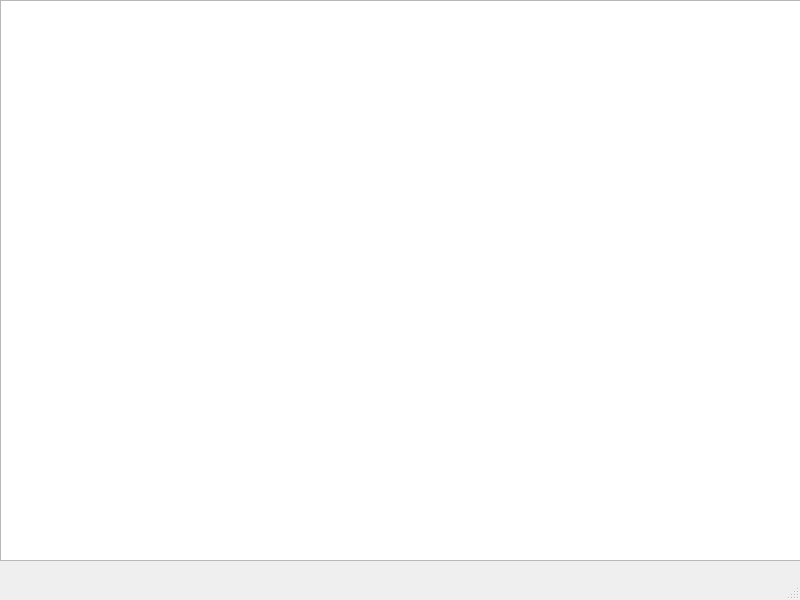
Before: the Qt Designer form baseMainWindow.ui in Thy-Vipe/NodeProcess, drawn with Qt 5.
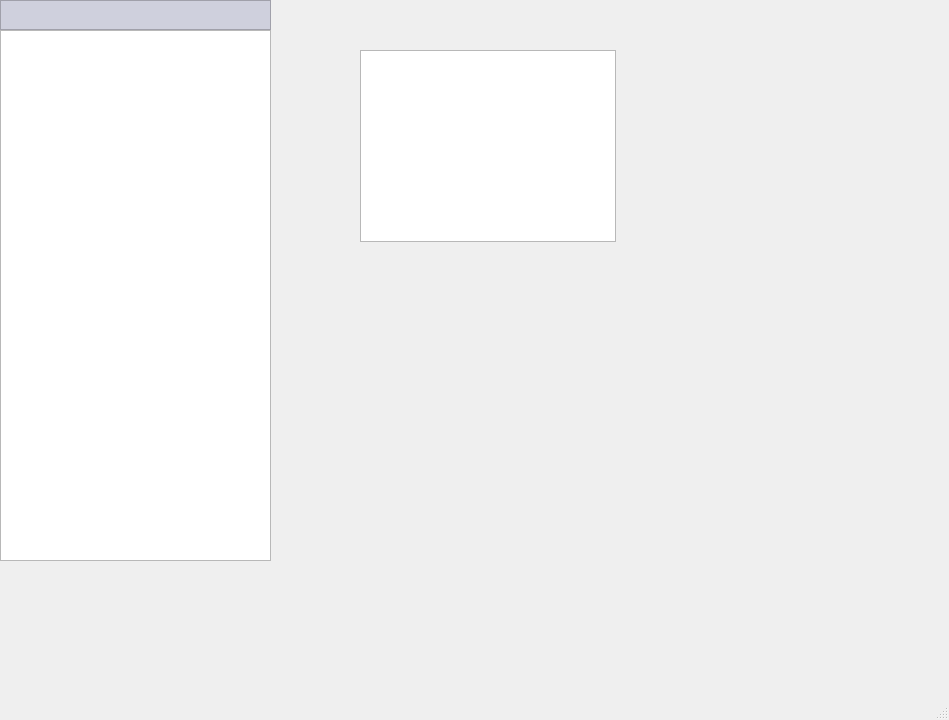
After: the same form once the commit is applied.

What changed in the file:
```diff
--- a/baseMainWindow.ui
+++ b/baseMainWindow.ui
@@ -6,28 +6,84 @@
    <rect>
     <x>0</x>
     <y>0</y>
-    <width>800</width>
-    <height>600</height>
+    <width>949</width>
+    <height>720</height>
    </rect>
   </property>
   <property name="windowTitle">
    <string>MainWindow</string>
   </property>
   <widget class="QWidget" name="centralwidget">
-   <widget class="QGraphicsView" name="nodeGraph">
+   <widget class="QWidget" name="widget" native="true">
     <property name="geometry">
      <rect>
       <x>0</x>
       <y>0</y>
-      <width>801</width>
-      <height>561</height>
+      <width>271</width>
+      <height>571</height>
      </rect>
     </property>
-    <property name="mouseTracking">
-     <bool>true</bool>
-    </property>
-    <property name="tabletTracking">
-     <bool>true</bool>
+    <widget class="QWidget" name="verticalLayoutWidget">
+     <property name="geometry">
+      <rect>
+       <x>0</x>
+       <y>0</y>
+       <width>271</width>
+       <height>561</height>
+      </rect>
+     </property>
+     <layout class="QVBoxLayout" name="verticalLayout">
+      <property name="spacing">
+       <number>0</number>
+      </property>
+      <item>
+       <widget class="QFrame" name="outlinerFrame">
+        <property name="sizePolicy">
+         <sizepolicy hsizetype="Expanding" vsizetype="Fixed">
+          <horstretch>0</horstretch>
+          <verstretch>0</verstretch>
+         </sizepolicy>
+        </property>
+        <property name="minimumSize">
+         <size>
+          <width>28</width>
+          <height>30</height>
+         </size>
+        </property>
+        <property name="baseSize">
+         <size>
+          <width>0</width>
+          <height>0</height>
+         </size>
+        </property>
+        <property name="autoFillBackground">
+         <bool>false</bool>
+        </property>
+        <property name="styleSheet">
+         <string notr="true">background-color:rgb(207, 208, 221)</string>
+        </property>
+        <property name="frameShape">
+         <enum>QFrame::StyledPanel</enum>
+        </property>
+        <property name="frameShadow">
+         <enum>QFrame::Raised</enum>
+        </property>
+       </widget>
+      </item>
+      <item>
+       <widget class="QListView" name="listView"/>
+      </item>
+     </layout>
+    </widget>
+   </widget>
+   <widget class="QGraphicsView" name="graphicsView">
+    <property name="geometry">
+     <rect>
+      <x>360</x>
+      <y>50</y>
+      <width>256</width>
+      <height>192</height>
+     </rect>
     </property>
    </widget>
   </widget>
```
Left out of the diff: 2 changed lines with no effect on the pictures.
